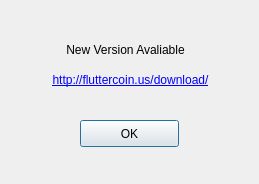
Before: the Qt Designer form src/qt/forms/newversion.ui in ofeefee/fluttercoin, drawn with Qt 5.
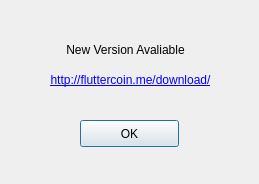
After: the same form once the commit is applied.

The edit to the form file:
```diff
--- a/src/qt/forms/newversion.ui
+++ b/src/qt/forms/newversion.ui
@@ -39,7 +39,7 @@
     </rect>
    </property>
    <property name="text">
-    <string>&lt;a href=&quot;http://fluttercoin.us/download/&quot;&gt;http://fluttercoin.us/download/</string>
+    <string>&lt;a href=&quot;http://fluttercoin.me/download/&quot;&gt;http://fluttercoin.me/download/</string>
    </property>
    <property name="alignment">
     <set>Qt::AlignCenter</set>
```
